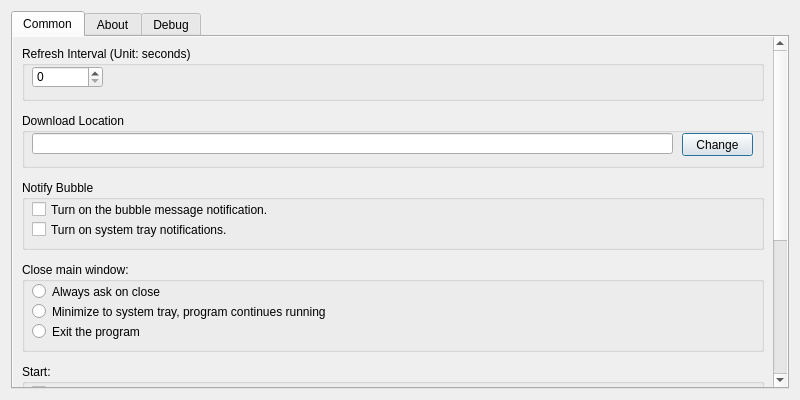
This is src/widgets/settingsdialog.ui in Gerry-LGJ/SecAssistUp as Qt 5 draws it before an edit. The edited form follows.
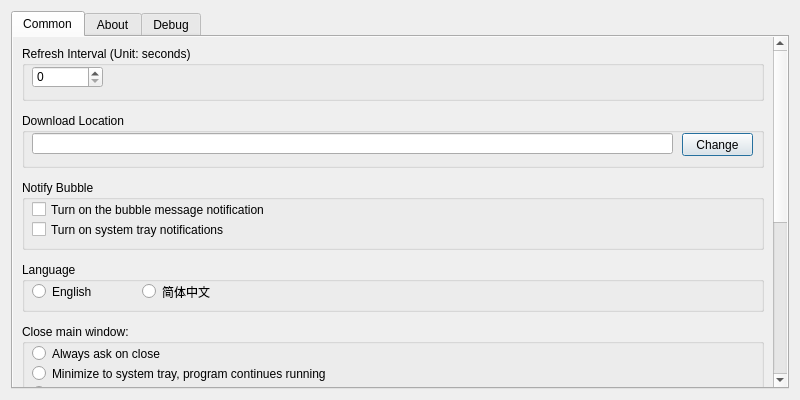
This is the edited form.

Commit message: 1.Add support for the Chinese language. 2.Optimize the interaction logic of the project table. 3.Adjust the display size of some control elements.

Patch:
```diff
--- a/src/widgets/settingsdialog.ui
+++ b/src/widgets/settingsdialog.ui
@@ -55,7 +55,7 @@
             <x>0</x>
             <y>0</y>
             <width>759</width>
-            <height>595</height>
+            <height>657</height>
            </rect>
           </property>
           <layout class="QVBoxLayout" name="verticalLayout_3">
@@ -178,7 +178,7 @@
                </rect>
               </property>
               <property name="text">
-               <string>Turn on the bubble message notification.</string>
+               <string>Turn on the bubble message notification</string>
               </property>
              </widget>
              <widget class="QCheckBox" name="checkBox_SystemTrayNotify">
@@ -191,7 +191,52 @@
                </rect>
               </property>
               <property name="text">
-               <string>Turn on system tray notifications.</string>
+               <string>Turn on system tray notifications</string>
+              </property>
+             </widget>
+            </widget>
+           </item>
+           <item>
+            <widget class="QGroupBox" name="groupBox">
+             <property name="sizePolicy">
+              <sizepolicy hsizetype="Preferred" vsizetype="Fixed">
+               <horstretch>0</horstretch>
+               <verstretch>0</verstretch>
+              </sizepolicy>
+             </property>
+             <property name="minimumSize">
+              <size>
+               <width>0</width>
+               <height>50</height>
+              </size>
+             </property>
+             <property name="title">
+              <string>Language</string>
+             </property>
+             <widget class="QRadioButton" name="radioButton_lang_en_US">
+              <property name="geometry">
+               <rect>
+                <x>10</x>
+                <y>20</y>
+                <width>95</width>
+                <height>19</height>
+               </rect>
+              </property>
+              <property name="text">
+               <string notr="true">English</string>
+              </property>
+             </widget>
+             <widget class="QRadioButton" name="radioButton_lang_zh_CN">
+              <property name="geometry">
+               <rect>
+                <x>120</x>
+                <y>20</y>
+                <width>95</width>
+                <height>19</height>
+               </rect>
+              </property>
+              <property name="text">
+               <string notr="true">简体中文</string>
               </property>
              </widget>
             </widget>
```
Left out of the diff: 14 changed lines with no effect on the pictures. The commit also changes 18 other files.
